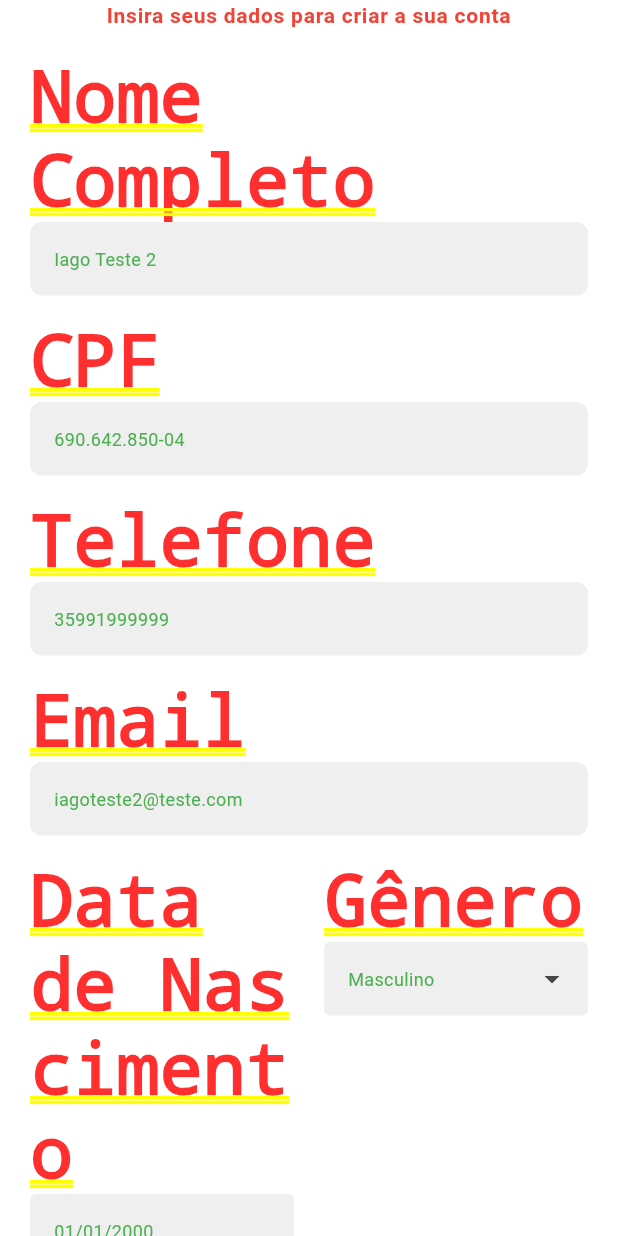
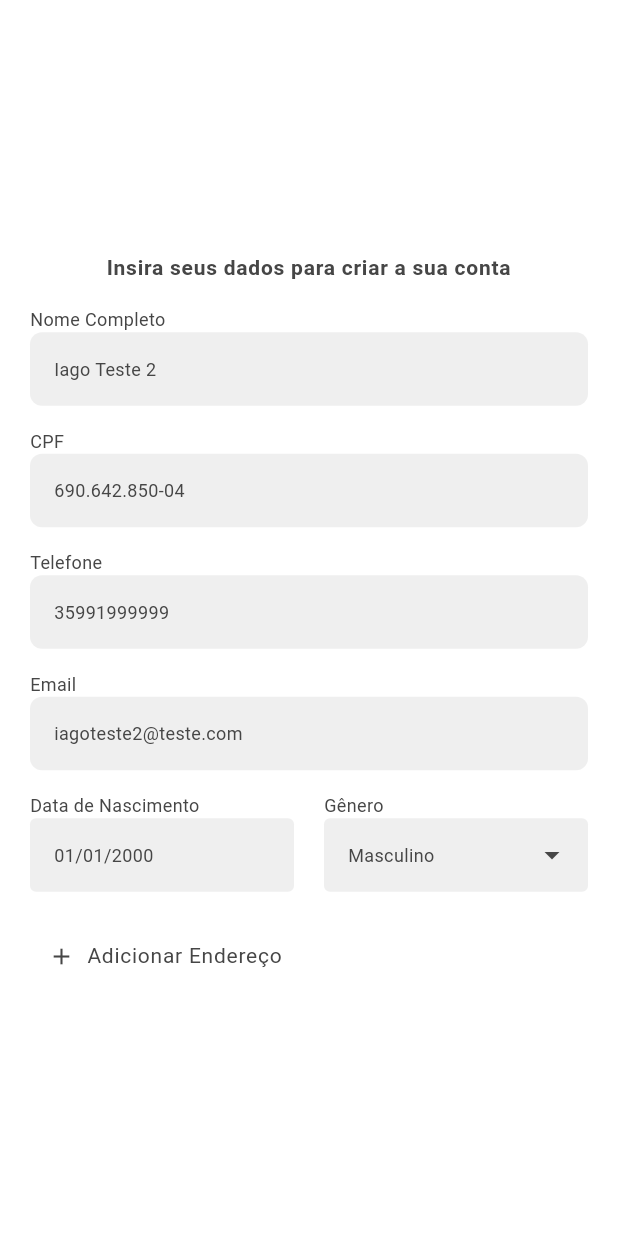
Before and after one commit to economize-mais/app_economize_mais, a Flutter app: the screen it shows after launch, after a tap on "Entrar", after a tap on "Criar nova conta", on a phone screen of 412 x 824 dp. Run offline on Flutter 3.47's test engine with Material 3 defaults, Android fonts, the phone set to English and light mode, and no system bars; our stand-ins replace carousel_slider, dio, dotted_border, flutter_svg, mask_text_input_formatter; accounts and stored records are empty.

Commit message:
correções de layout

```diff
--- a/lib/app.dart
+++ b/lib/app.dart
@@ -27,11 +27,7 @@ class App extends StatelessWidget {
         title: 'Projeto Supermercado',
         theme: AppScheme.themeData,
         onGenerateRoute: AppRoutes.onGenerateRoute,
-        home: const Scaffold(
-          body: SafeArea(
-            child: LoginScreen(),
-          ),
-        ),
+        home: const LoginScreen(),
       ),
     );
   }
--- a/lib/screens/cadastro/cadastro_endereco_screen.dart
+++ b/lib/screens/cadastro/cadastro_endereco_screen.dart
@@ -62,7 +62,9 @@ class _CadastroEnderecoScreenState extends State<CadastroEnderecoScreen> {
 
   @override
   Widget build(BuildContext context) {
-    return Center(
+    return Scaffold(
+      body: SafeArea(
+        child: Center(
           child: SingleChildScrollView(
             padding: const EdgeInsets.symmetric(horizontal: 20),
             child: Form(
@@ -172,6 +174,8 @@ class _CadastroEnderecoScreenState extends State<CadastroEnderecoScreen> {
               ),
             ),
           ),
+        ),
+      ),
     );
   }
 
--- a/lib/screens/cadastro/cadastro_recuperar_senha_screen.dart
+++ b/lib/screens/cadastro/cadastro_recuperar_senha_screen.dart
@@ -33,7 +33,9 @@ class _CadastroRecuperarSenhaScreenState
 
   @override
   Widget build(BuildContext context) {
-    return Center(
+    return Scaffold(
+      body: SafeArea(
+        child: Center(
           child: SingleChildScrollView(
             padding: const EdgeInsets.symmetric(horizontal: 20),
             child: Form(
@@ -62,6 +64,8 @@ class _CadastroRecuperarSenhaScreenState
               ),
             ),
           ),
+        ),
+      ),
     );
   }
 
--- a/lib/screens/cadastro/cadastro_screen.dart
+++ b/lib/screens/cadastro/cadastro_screen.dart
@@ -51,7 +51,9 @@ class _CadastroScreenState extends State<CadastroScreen> {
 
   @override
   Widget build(BuildContext context) {
-    return Center(
+    return Scaffold(
+      body: SafeArea(
+        child: Center(
           child: SingleChildScrollView(
             padding: const EdgeInsets.symmetric(horizontal: 20),
             child: Form(
@@ -79,7 +81,8 @@ class _CadastroScreenState extends State<CadastroScreen> {
                     paddingTop: 15,
                     inputFormatters: [
                       MaskTextInputFormatter(
-                      mask: "###.###.###-##", filter: {"#": RegExp(r'[0-9]')})
+                          mask: "###.###.###-##",
+                          filter: {"#": RegExp(r'[0-9]')})
                     ],
                     keyboardType: TextInputType.number,
                   ),
@@ -89,7 +92,8 @@ class _CadastroScreenState extends State<CadastroScreen> {
                     paddingTop: 15,
                     inputFormatters: [
                       MaskTextInputFormatter(
-                      mask: "(##) # ####-####", filter: {"#": RegExp(r'[0-9]')})
+                          mask: "(##) # ####-####",
+                          filter: {"#": RegExp(r'[0-9]')})
                     ],
                     keyboardType: TextInputType.number,
                   ),
@@ -127,6 +131,8 @@ class _CadastroScreenState extends State<CadastroScreen> {
                     label: 'Adicionar Endereço',
                   ),
                 ],
+              ),
+            ),
           ),
         ),
       ),
--- a/lib/screens/cadastro/cadastro_senha_screen.dart
+++ b/lib/screens/cadastro/cadastro_senha_screen.dart
@@ -33,7 +33,9 @@ class _CadastroSenhaScreenState extends State<CadastroSenhaScreen> {
 
   @override
   Widget build(BuildContext context) {
-    return Center(
+    return Scaffold(
+      body: SafeArea(
+        child: Center(
           child: SingleChildScrollView(
             padding: const EdgeInsets.symmetric(horizontal: 20),
             child: Form(
@@ -79,6 +81,8 @@ class _CadastroSenhaScreenState extends State<CadastroSenhaScreen> {
               ),
             ),
           ),
+        ),
+      ),
     );
   }
 
--- a/lib/screens/login/login_screen.dart
+++ b/lib/screens/login/login_screen.dart
@@ -36,7 +36,9 @@ class _LoginScreenState extends State<LoginScreen> {
 
   @override
   Widget build(BuildContext context) {
-    return Center(
+    return Scaffold(
+      body: SafeArea(
+        child: Center(
           child: SingleChildScrollView(
             padding: const EdgeInsets.symmetric(horizontal: 40),
             child: Form(
@@ -82,8 +84,8 @@ class _LoginScreenState extends State<LoginScreen> {
                     ),
                   ),
                   TextButton(
-                onPressed: () =>
-                    Navigator.pushNamed(context, '/cadastro/recuperar-senha'),
+                    onPressed: () => Navigator.pushNamed(
+                        context, '/cadastro/recuperar-senha'),
                     child: const Text('Recuperar Senha'),
                   ),
                   const SizedBox(height: 4),
@@ -93,6 +95,8 @@ class _LoginScreenState extends State<LoginScreen> {
                     child: const Text('Criar nova conta'),
                   ),
                 ],
+              ),
+            ),
           ),
         ),
       ),
--- a/lib/utils/app_scheme.dart
+++ b/lib/utils/app_scheme.dart
@@ -61,45 +61,50 @@ abstract class AppScheme {
       ),
     ),
     inputDecorationTheme: const InputDecorationTheme(
-      fillColor: AppScheme.lightGray,
-      errorStyle: TextStyle(
-        color: red,
-        fontWeight: FontWeight.bold,
-      )
-    ),
+        fillColor: AppScheme.lightGray,
+        errorStyle: TextStyle(
+          color: red,
+          fontWeight: FontWeight.bold,
+        )),
     textTheme: TextTheme(
       bodyLarge: TextStyle(
-        color: Colors.red,
-        //   color: gray[4],
+        // color: Colors.red,
+        color: gray[4],
         fontSize: 14,
       ),
       bodyMedium: TextStyle(
-        color: Colors.green,
-        //   color: gray[4],
+        // color: Colors.green,
+        color: gray[4],
         fontSize: 12,
       ),
       bodySmall: TextStyle(
-        color: Colors.blue,
-        //   color: gray[4],
+        // color: Colors.blue,
+        color: gray[4],
         fontSize: 10,
       ),
       labelLarge: TextStyle(
-        color: Colors.purple,
+        // color: Colors.purple,
+        color: gray[4],
       ),
       labelMedium: TextStyle(
-        color: Colors.green,
+        // color: Colors.green,
+        color: gray[4],
       ),
       labelSmall: TextStyle(
-        color: Colors.black,
+        // color: Colors.black,
+        color: gray[4],
       ),
       titleLarge: TextStyle(
-        color: Colors.cyan,
+        // color: Colors.cyan,
+        color: gray[4],
       ),
       titleMedium: TextStyle(
-        color: Colors.pink,
+        // color: Colors.pink,
+        color: gray[4],
       ),
       titleSmall: TextStyle(
-        color: Colors.indigo,
+        // color: Colors.indigo,
+        color: gray[4],
       ),
     ),
   );
```
Lines whose indentation alone changed are shown as unchanged.
